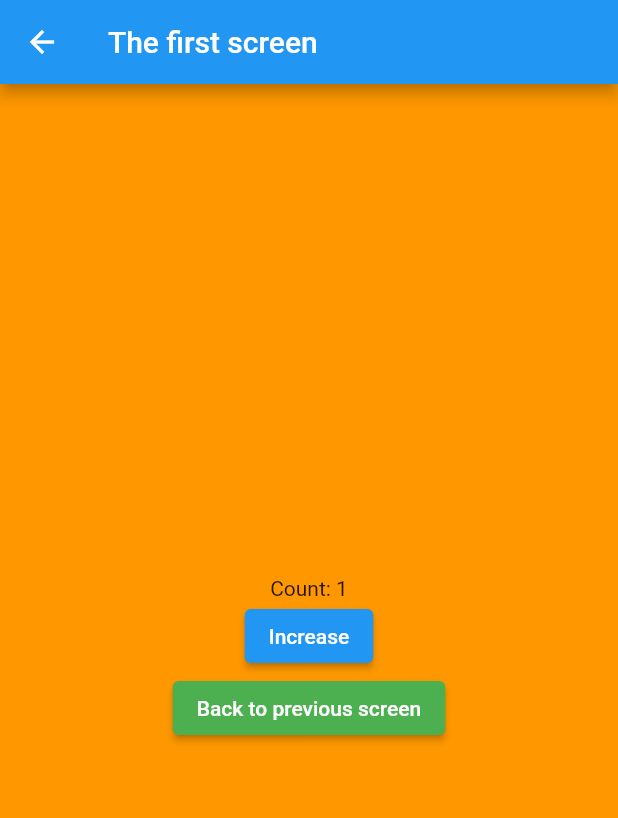
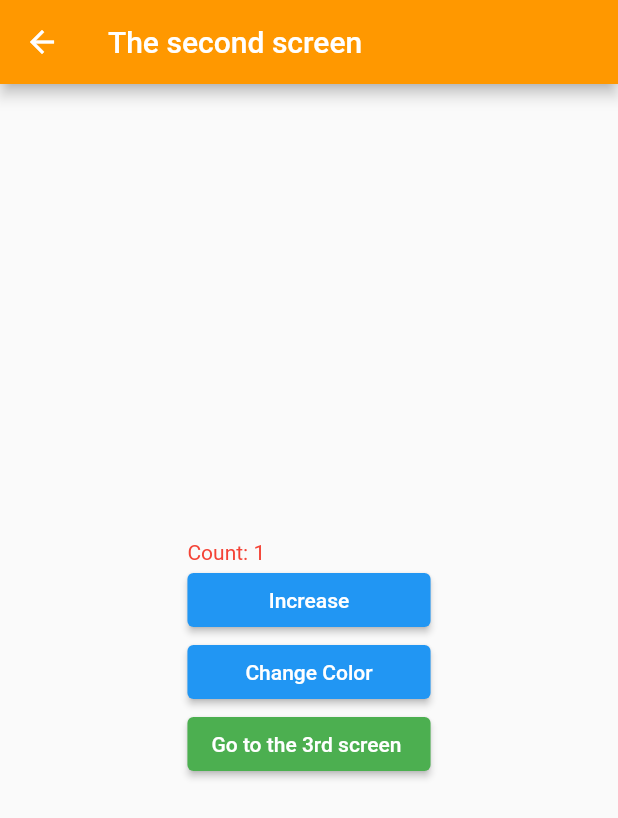
Before and after one commit to trinhttt/flutter_state_management, a Flutter app: the SecondScreen screen opened directly, after a tap on "Increase", on a phone screen of 412 x 824 dp. Shown: the top 818 px of the screen. Run offline on Flutter 3.47's test engine with Material 2 defaults, Android fonts, the phone set to English and light mode, and no system bars; our stand-ins replace get.

Commit message:
feat: using multi providers and consumer

```diff
--- /dev/null
+++ b/provider_demo/lib/provider/color_provider.dart
@@ -0,0 +1,10 @@
+import 'package:flutter/material.dart';
+
+class ColorProvider extends ChangeNotifier {
+  var isBlack = true;
+
+  changeColor() {
+    isBlack = !isBlack;
+    notifyListeners();
+  }
+}
--- a/provider_demo/lib/first_provider.dart
+++ b/provider_demo/lib/provider/count_provider.dart
@@ -1,6 +1,6 @@
 import 'package:flutter/material.dart';
 
-class FirstProvider extends ChangeNotifier {
+class CountProvider extends ChangeNotifier {
   var count = 0;
 
   increment() {
--- a/provider_demo/lib/first_screen.dart
+++ b/provider_demo/lib/screens/first_screen.dart
@@ -1,34 +1,47 @@
 import 'package:flutter/material.dart';
-import './second_screen.dart';
-import './first_provider.dart';
+import 'package:provider_demo/provider/color_provider.dart';
+import 'second_screen.dart';
+import '../provider/count_provider.dart';
 import 'package:provider/provider.dart';
 
+// Using context. watch/read
 class FirstScreen extends StatelessWidget {
   @override
   Widget build(BuildContext context) {
     return Scaffold(
-      appBar: AppBar(title: Text('The second screen')),
+      appBar: AppBar(title: Text('The first screen')),
       body: Center(
         child: IntrinsicWidth(
           child: Column(
             mainAxisAlignment: MainAxisAlignment.center,
             crossAxisAlignment: CrossAxisAlignment.stretch,
             children: [
-              Text('Count: ${context.watch<FirstProvider>().count}'),
+              Text(
+                'Count: ${context.watch<CountProvider>().count}',
+                style: TextStyle(
+                    color: context.watch<ColorProvider>().isBlack
+                        ? Colors.red
+                        : Colors.black),
+              ),
               ElevatedButton(
                   onPressed: () {
-                    context.read<FirstProvider>().increment();
+                    context.read<CountProvider>().increment();
                   },
                   child: Text('Increase')),
+              ElevatedButton(
+                  onPressed: () {
+                    context.read<ColorProvider>().changeColor();
+                  },
+                  child: Text('Change Color')),
               ElevatedButton(
                 onPressed: () {
                   Navigator.push(context,
                       MaterialPageRoute(builder: (context) => SecondScreen()));
                 },
-                child: Text('Go to next screen '),
+                child: Text('Go to the 2nd screen '),
                 style: ButtonStyle(
                   backgroundColor:
-                  MaterialStateProperty.all<Color>(Colors.green),
+                      MaterialStateProperty.all<Color>(Colors.green),
                 ),
               )
             ],
--- /dev/null
+++ b/provider_demo/lib/screens/second_screen.dart
@@ -0,0 +1,59 @@
+import 'package:flutter/material.dart';
+import 'package:provider_demo/provider/color_provider.dart';
+import '../provider/count_provider.dart';
+import 'package:provider/provider.dart';
+import 'third_screen.dart';
+
+// Using Provider.of
+class SecondScreen extends StatelessWidget {
+  @override
+  Widget build(BuildContext context) {
+    final counterProvider = Provider.of<CountProvider>(context);
+    final colorProvider = Provider.of<ColorProvider>(context);
+
+    return Scaffold(
+      appBar: AppBar(
+        title: Text('The second screen'),
+        backgroundColor: Colors.orange,
+      ),
+      body: Center(
+        child: IntrinsicWidth(
+          child: Column(
+            mainAxisAlignment: MainAxisAlignment.center,
+            crossAxisAlignment: CrossAxisAlignment.stretch,
+            children: [
+              Text(
+                'Count: ${counterProvider.count}',
+                style: TextStyle(
+                    color: colorProvider.isBlack
+                        ? Colors.red
+                        : Colors.black),
+              ),
+              ElevatedButton(
+                  onPressed: () {
+                    // context.read<FirstProvider>().increment();
+                    counterProvider.increment();
+                  },
+                  child: Text('Increase')),
+              ElevatedButton(
+                  onPressed: () {
+                    colorProvider.changeColor();
+                  },
+                  child: Text('Change Color')),
+              ElevatedButton(
+                onPressed: () {
+                  Navigator.push(context,
+                      MaterialPageRoute(builder: (context) => ThirdScreen()));
+                },
+                child: Text('Go to the 3rd screen '),
+                style: ButtonStyle(
+                  backgroundColor: MaterialStateProperty.all<Color>(Colors.green),
+                ),
+              ),
+            ],
+          ),
+        ),
+      ),
+    );
+  }
+}
--- a/provider_demo/lib/second_screen.dart
+++ /dev/null
@@ -1,37 +0,0 @@
-import 'package:flutter/material.dart';
-import './first_provider.dart';
-import 'package:provider/provider.dart';
-
-class SecondScreen extends StatelessWidget {
-  @override
-  Widget build(BuildContext context) {
-    final counterModel = Provider.of<FirstProvider>(context);
-    return Scaffold(
-      appBar: AppBar(title: Text('The first screen')),
-      backgroundColor: Colors.orange,
-      body: Center(
-        child: Column(
-          mainAxisAlignment: MainAxisAlignment.center,
-          children: [
-            Text('Count: ${context.watch<FirstProvider>().count}'),
-            ElevatedButton(
-                onPressed: () {
-                  // context.read<FirstProvider>().increment();
-                  counterModel.increment();
-                },
-                child: Text('Increase')),
-            ElevatedButton(
-              onPressed: () {
-                Navigator.pop(context);
-              },
-              child: Text('Back to previous screen'),
-              style: ButtonStyle(
-                backgroundColor: MaterialStateProperty.all<Color>(Colors.green),
-              ),
-            )
-          ],
-        ),
-      ),
-    );
-  }
-}
```
Also changed, not shown: provider_demo/lib/main.dart (+24 -5 lines), provider_demo/lib/screens/third_screen.dart (added, +48 -0 lines).
